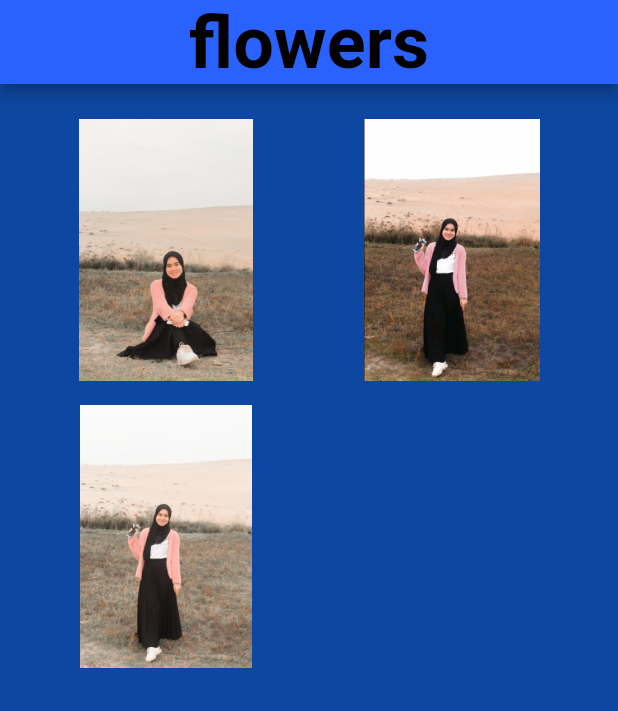
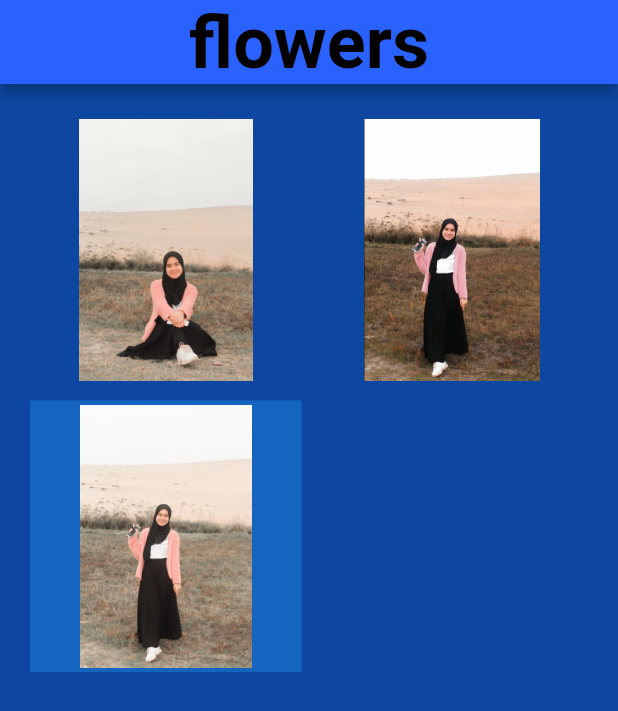
Before and after one commit to Manaraligomaa/flutter_app12, a Flutter app: the screen it shows after launch, on a phone screen of 412 x 824 dp. Shown: the top 711 px of the screen. Run offline on Flutter 3.47's test engine with Material 2 defaults, Android fonts, the phone set to English and light mode, and no system bars.

Commit message:
Hossam's Edit

```diff
--- a/lib/home2.dart
+++ b/lib/home2.dart
@@ -43,7 +43,7 @@ class MyHomePage extends StatelessWidget {
                   Container(
                     padding: const EdgeInsets.all(3),
                     child: Image.asset('image/4.jpg'),
-                    color: Colors.blue[900],
+                    color: Colors.blue[800],
                   ),
                 ],
               )
```
